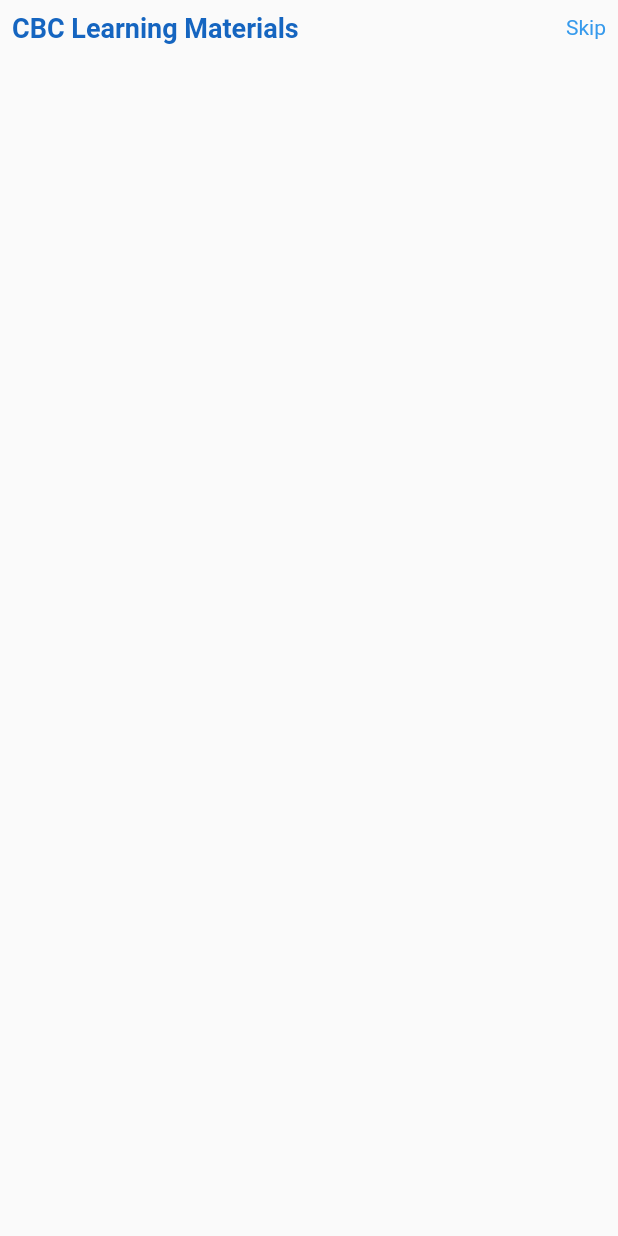
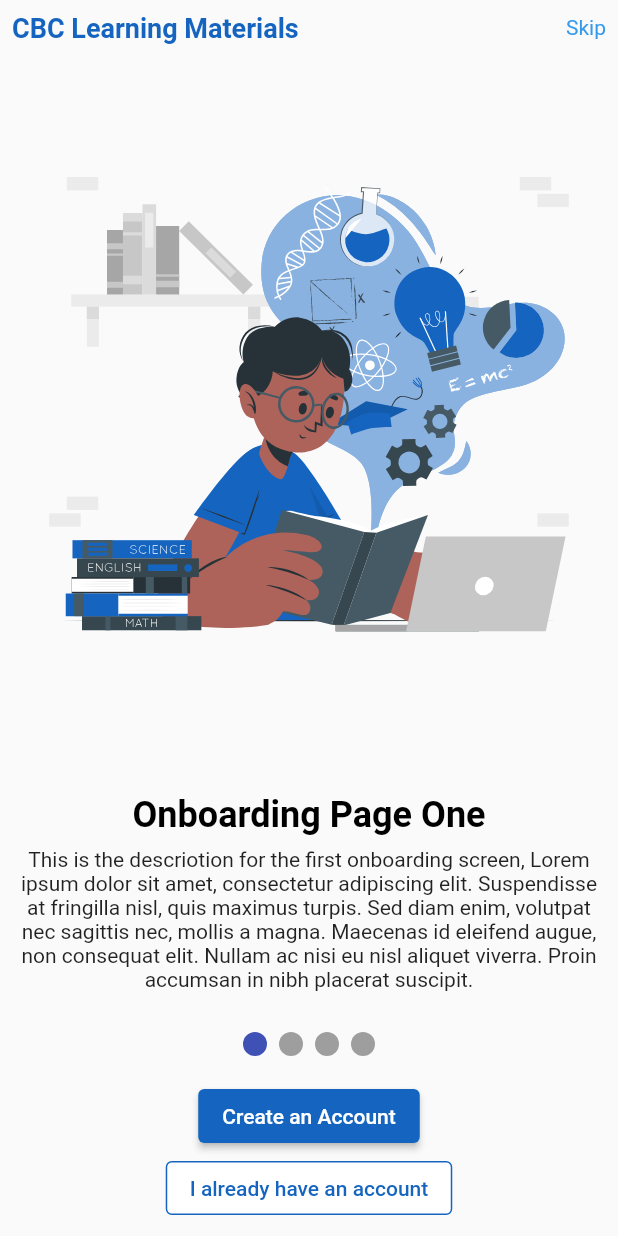
Before and after one commit to Crucialjun/cbc_learning_materials, a Flutter app: the screen it shows after launch, on a phone screen of 412 x 824 dp. Run offline on Flutter 3.47's test engine with Material 2 defaults, Android fonts, the phone set to English and light mode, and no system bars; drawn by our look-alikes of smooth_page_indicator; our stand-ins replace flutter_svg.

Commit message:
on_boarding_screen

```diff
--- a/lib/screens/onboarding_screen.dart
+++ b/lib/screens/onboarding_screen.dart
@@ -1,5 +1,7 @@
 import 'package:cbc_learning_materials/app_colors.dart';
 import 'package:cbc_learning_materials/global_consts.dart';
+import 'package:cbc_learning_materials/screens/sign_up_screen.dart';
+import 'package:cbc_learning_materials/widgets/onboarding_pageview.dart';
 import 'package:flutter/material.dart';
 import 'package:flutter/services.dart';
 
@@ -31,7 +33,7 @@ class _OnboardingScreenState extends State<OnboardingScreen> {
         child: Column(children: [
           Row(
             mainAxisAlignment: MainAxisAlignment.spaceBetween,
-            children: [
+            children: const [
               Text(
                 appName,
                 style: TextStyle(
@@ -42,9 +44,31 @@ class _OnboardingScreenState extends State<OnboardingScreen> {
               Text(
                 "Skip",
                 style: TextStyle(color: AppColors.PRIMARY_COLOR_LIGHT),
-              )
+              ),
             ],
-          )
+          ),
+          const Expanded(child: OnboardingPageView()),
+          ElevatedButton(
+            style: ElevatedButton.styleFrom(primary: AppColors.primaryColor),
+            onPressed: () {
+              Navigator.pushAndRemoveUntil(
+                  context,
+                  MaterialPageRoute(
+                    builder: (context) => const SignUpScreen(),
+                  ),
+                  (route) => false);
+            },
+            child: const Text("Create an Account"),
+          ),
+          OutlinedButton(
+            onPressed: () {},
+            style: OutlinedButton.styleFrom(
+                primary: AppColors.primaryColor,
+                backgroundColor: Colors.white,
+                side: const BorderSide(
+                    width: 1.0, color: AppColors.primaryColor)),
+            child: const Text("I already have an account"),
+          ),
         ]),
       ),
     );
--- /dev/null
+++ b/lib/screens/sign_up_screen.dart
@@ -0,0 +1,18 @@
+import 'package:flutter/material.dart';
+
+class SignUpScreen extends StatelessWidget {
+  const SignUpScreen({Key? key}) : super(key: key);
+
+  @override
+  Widget build(BuildContext context) {
+    return Container(
+      padding: const EdgeInsets.all(8),
+      child: Column(children: const [
+        Text(
+          "Register",
+          style: TextStyle(fontWeight: FontWeight.bold),
+        )
+      ]),
+    );
+  }
+}
--- /dev/null
+++ b/lib/widgets/onboarding_pageview.dart
@@ -0,0 +1,67 @@
+import 'package:cbc_learning_materials/app_colors.dart';
+import 'package:flutter/material.dart';
+import 'package:flutter_svg/flutter_svg.dart';
+import 'package:smooth_page_indicator/smooth_page_indicator.dart';
+
+class OnboardingPageView extends StatefulWidget {
+  const OnboardingPageView({Key? key}) : super(key: key);
+
+  @override
+  State<OnboardingPageView> createState() => _OnboardingPageViewState();
+}
+
+class _OnboardingPageViewState extends State<OnboardingPageView> {
+  final PageController _pageController = PageController();
+
+  @override
+  Widget build(BuildContext context) {
+    return Column(
+      children: [
+        Expanded(
+          child: PageView(
+            controller: _pageController,
+            children: [
+              _page("page_view_image1", "Onboarding Page One",
+                  "This is the descriotion for the first onboarding screen, Lorem ipsum dolor sit amet, consectetur adipiscing elit. Suspendisse at fringilla nisl, quis maximus turpis. Sed diam enim, volutpat nec sagittis nec, mollis a magna. Maecenas id eleifend augue, non consequat elit. Nullam ac nisi eu nisl aliquet viverra. Proin accumsan in nibh placerat suscipit."),
+              _page("page_view_image2", "Onboarding Page Two",
+                  "This is the descriotion for the Second onboarding screen,Lorem ipsum dolor sit amet, consectetur adipiscing elit. Suspendisse at fringilla nisl, quis maximus turpis. Sed diam enim, volutpat nec sagittis nec, mollis a magna. Maecenas id eleifend augue, non consequat elit. Nullam ac nisi eu nisl aliquet viverra. Proin accumsan in nibh placerat suscipit."),
+              _page("page_view_image3", "Onboarding Page Three",
+                  "This is the descriotion for the Third onboarding screen, Lorem ipsum dolor sit amet, consectetur adipiscing elit. Suspendisse at fringilla nisl, quis maximus turpis. Sed diam enim, volutpat nec sagittis nec, mollis a magna. Maecenas id eleifend augue, non consequat elit. Nullam ac nisi eu nisl aliquet viverra. Proin accumsan in nibh placerat suscipit."),
+              _page("page_view_image4", "Onboarding Page Four",
+                  "This is the descriotion for the Fourth onboarding screen, Lorem ipsum dolor sit amet, consectetur adipiscing elit. Suspendisse at fringilla nisl, quis maximus turpis. Sed diam enim, volutpat nec sagittis nec, mollis a magna. Maecenas id eleifend augue, non consequat elit. Nullam ac nisi eu nisl aliquet viverra. Proin accumsan in nibh placerat suscipit."),
+            ],
+          ),
+        ),
+        Container(
+          padding: const EdgeInsets.only(bottom: 16),
+          child: SmoothPageIndicator(
+              onDotClicked: (index) {
+                _pageController.jumpToPage(index);
+              },
+              controller: _pageController,
+              effect: const WormEffect(),
+              count: 4),
+        ),
+      ],
+    );
+  }
+}
+
+Widget _page(String assetName, String title, String description) {
+  return Center(
+      child: Column(children: [
+    SvgPicture.asset("assets/svg/$assetName.svg"),
+    Text(
+      title,
+      style: const TextStyle(
+          color: Colors.black, fontWeight: FontWeight.bold, fontSize: 24),
+    ),
+    const SizedBox(
+      height: 8,
+    ),
+    Text(
+      description,
+      textAlign: TextAlign.center,
+    ),
+  ]));
+}
```
Also changed, not shown: pubspec.yaml (+5 -2 lines), assets/svg/page_view_image1.svg (added), assets/svg/page_view_image2.svg (added), assets/svg/page_view_image3.svg (added), assets/svg/page_view_image4.svg (added), pubspec.lock.
